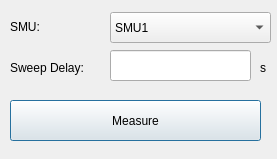
Before: the Qt Designer form gui/ui/conalt.ui in jsantos17/Tesis, drawn with Qt 5.
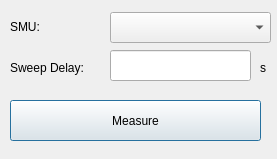
After: the same form once the commit is applied.

Diff of the .ui file:
```diff
--- a/gui/ui/conalt.ui
+++ b/gui/ui/conalt.ui
@@ -35,6 +35,11 @@
      <height>31</height>
     </rect>
    </property>
+   <item>
+    <property name="text">
+     <string/>
+    </property>
+   </item>
    <item>
     <property name="text">
      <string>SMU1</string>
```
Left out of the diff: 2 changed lines with no effect on the pictures.
